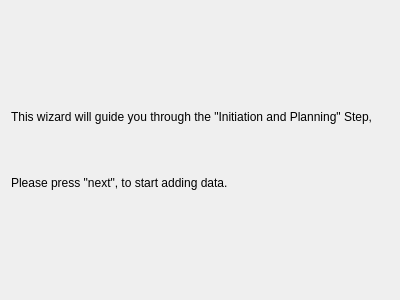
First picture: the form in page0.ui, repository doublebyte1/eaf, before the edit.
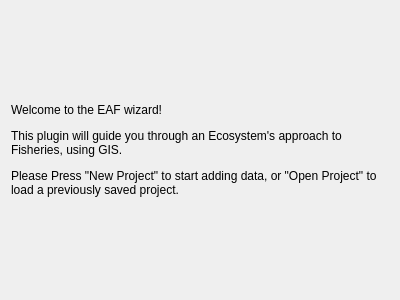
Second picture: the form after the edit.

Commit message: - Refactored UI, to have one single wizard (not tabWidgets), with titles and sub-titles; - Add labels to replace tab titles;

Diff of the .ui file:
```diff
--- a/page0.ui
+++ b/page0.ui
@@ -20,7 +20,10 @@
    <item>
     <widget class="QLabel" name="label">
      <property name="text">
-      <string>&lt;html&gt;&lt;head/&gt;&lt;body&gt;&lt;p&gt;This wizard will guide you through the &amp;quot;Initiation and Planning&amp;quot; Step,&lt;/p&gt;&lt;p&gt;&lt;br/&gt;&lt;/p&gt;&lt;p&gt;Please press &amp;quot;next&amp;quot;, to start adding data.&lt;/p&gt;&lt;/body&gt;&lt;/html&gt;</string>
+      <string>&lt;html&gt;&lt;head/&gt;&lt;body&gt;&lt;p&gt;Welcome to the EAF wizard!&lt;/p&gt;&lt;p&gt;This plugin will guide you through an Ecosystem's approach to Fisheries, using GIS.&lt;/p&gt;&lt;p&gt;Please Press &amp;quot;New Project&amp;quot; to start adding data, or &amp;quot;Open Project&amp;quot; to load a previously saved project.&lt;/p&gt;&lt;/body&gt;&lt;/html&gt;</string>
+     </property>
+     <property name="scaledContents">
+      <bool>false</bool>
      </property>
      <property name="wordWrap">
       <bool>true</bool>
```
Left out of the diff: 1 changed line with no effect on the pictures. The commit also changes 54 other files.
